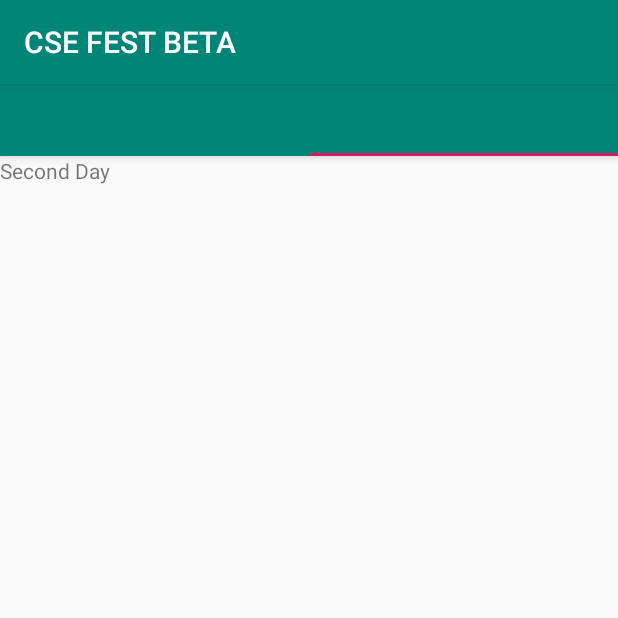
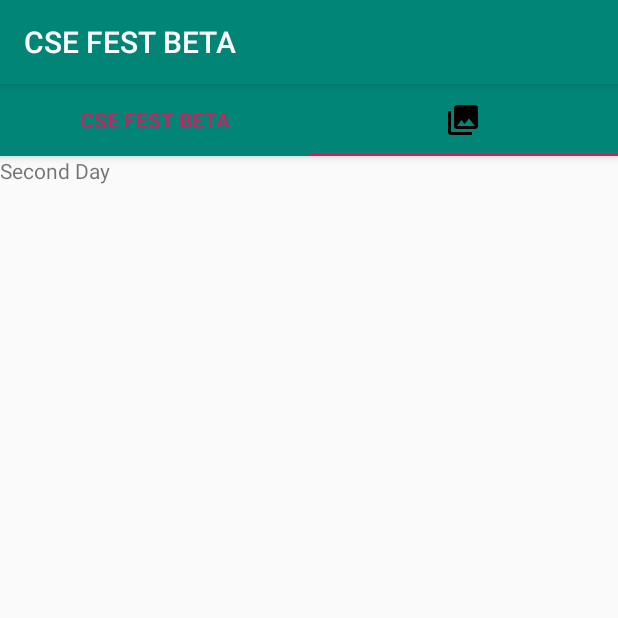
Before and after one commit to bitleetbd/csefestbeta, an Android app: the Event screen opened directly, with no data from a screen before it, tab 2 chosen, on a phone screen of 412 x 824 dp, the top half of it. Run offline under Robolectric (Android 15) with nearby library versions, the phone set to English and light mode, and no system bars.

Commit message:
initial commit

```diff
--- a/app/src/main/java/com/csemiu/csefestbeta/Event.java
+++ b/app/src/main/java/com/csemiu/csefestbeta/Event.java
@@ -29,14 +29,7 @@ public class Event extends AppCompatActivity {
 
         pager = findViewById(R.id.viewpager);
         mTabLayout = findViewById(R.id.tabLayout);
-//        day_1 = findViewById(R.id.day_1);
-//        day_2 = findViewById(R.id.day_2);
 
-
-
-        mTabLayout.addTab(mTabLayout.newTab().setIcon(R.drawable.ic_menu_send));
-        mTabLayout.addTab(mTabLayout.newTab().setIcon(R.drawable.ic_menu_share));
-        mTabLayout.setupWithViewPager(pager);
         pagerAdapter = new ScreenSlidePagerAdapter(getSupportFragmentManager());
         pager.setAdapter(pagerAdapter);
         pager.addOnPageChangeListener(new TabLayout.TabLayoutOnPageChangeListener(mTabLayout));
--- a/app/src/main/java/com/csemiu/csefestbeta/day_1.java
+++ b/app/src/main/java/com/csemiu/csefestbeta/day_1.java
@@ -17,14 +17,15 @@ public class day_1 extends Fragment {
 
 
     public day_1() {
-        // Required empty public constructor
+
     }
 
 
     @Override
     public View onCreateView(LayoutInflater inflater, ViewGroup container,
                              Bundle savedInstanceState) {
-        // Inflate the layout for this fragment
+
+
         return inflater.inflate(R.layout.fragment_day_1, container, false);
     }
 
--- a/app/src/main/res/layout/activity_event.xml
+++ b/app/src/main/res/layout/activity_event.xml
@@ -45,15 +45,17 @@
                 app:tabTextColor="@color/colorAccent">
 
 
-                <!--                <com.google.android.material.tabs.TabItem-->
-                <!--                    android:id="@+id/day_1"-->
-                <!--                    android:layout_width="match_parent"-->
-                <!--                    android:layout_height="match_parent" />-->
+                <com.google.android.material.tabs.TabItem
+                    android:id="@+id/day_1"
+                    android:layout_width="match_parent"
+                    android:layout_height="match_parent"
+                    android:text="@string/app_name" />
 
-                <!--                <com.google.android.material.tabs.TabItem-->
-                <!--                    android:id="@+id/day_2"-->
-                <!--                    android:layout_width="match_parent"-->
-                <!--                    android:layout_height="match_parent"/>-->
+                <com.google.android.material.tabs.TabItem
+                    android:id="@+id/day_2"
+                    android:layout_width="match_parent"
+                    android:layout_height="match_parent"
+                    android:icon="@drawable/ic_menu_gallery" />
 
             </com.google.android.material.tabs.TabLayout>
 
--- a/app/src/main/res/values/colors.xml
+++ b/app/src/main/res/values/colors.xml
@@ -1,6 +1,6 @@
 <?xml version="1.0" encoding="utf-8"?>
 <resources>
     <color name="colorPrimary">#008577</color>
-    <color name="colorPrimaryDark">#00574B</color>
+    <color name="colorPrimaryDark">#000000</color>
     <color name="colorAccent">#D81B60</color>
 </resources>
```
Also changed, not shown: app/src/main/res/layout/fragment_day_1.xml (+12 -4 lines).
